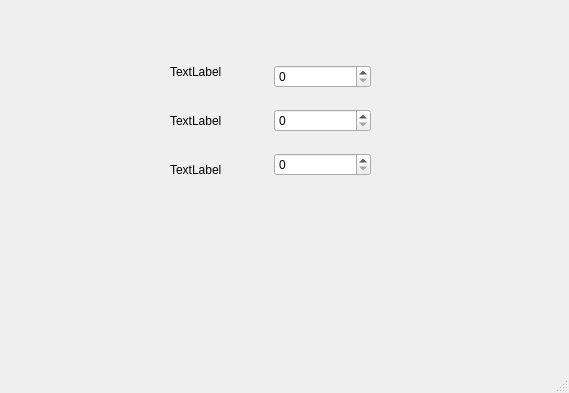
azhongege24/predict_first, file ui/algorithms9_MMOE_para.ui: the form before one commit.
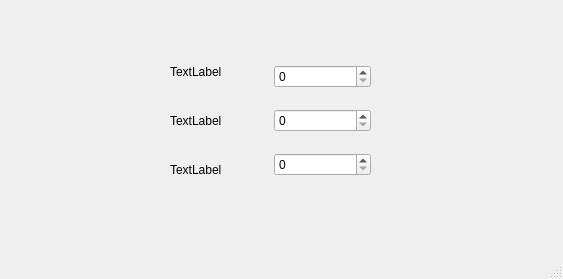
The form after the commit.

Diff of the .ui file:
```diff
--- a/ui/algorithms9_MMOE_para.ui
+++ b/ui/algorithms9_MMOE_para.ui
@@ -6,15 +6,15 @@
    <rect>
     <x>0</x>
     <y>0</y>
-    <width>569</width>
-    <height>393</height>
+    <width>563</width>
+    <height>279</height>
    </rect>
   </property>
   <property name="windowTitle">
    <string>MainWindow</string>
   </property>
   <widget class="QWidget" name="centralwidget">
-   <widget class="QWidget" name="">
+   <widget class="QWidget" name="layoutWidget">
     <property name="geometry">
      <rect>
       <x>170</x>
```
Left out of the diff: 8 changed lines with no effect on the pictures.
